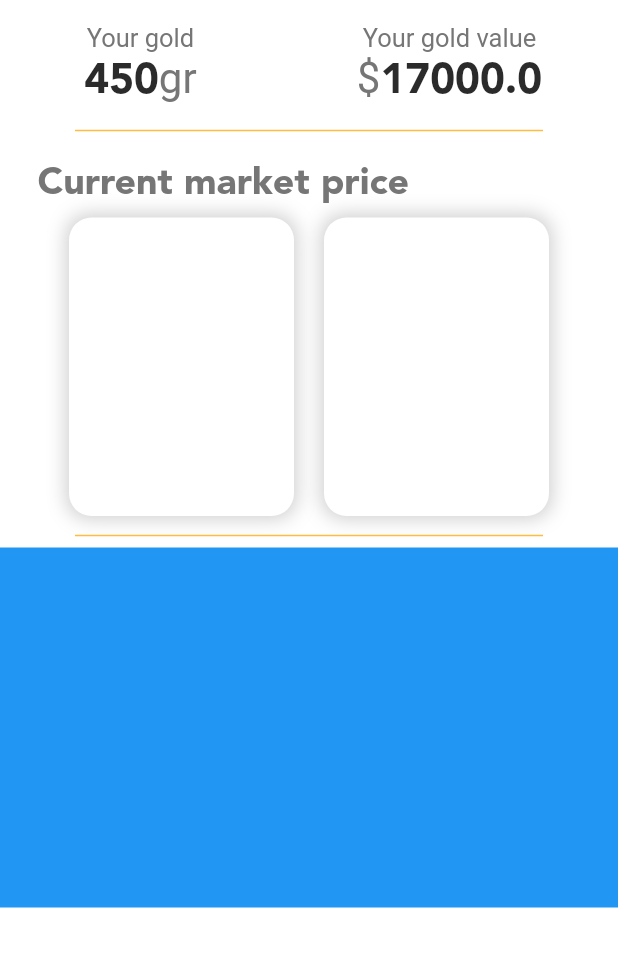
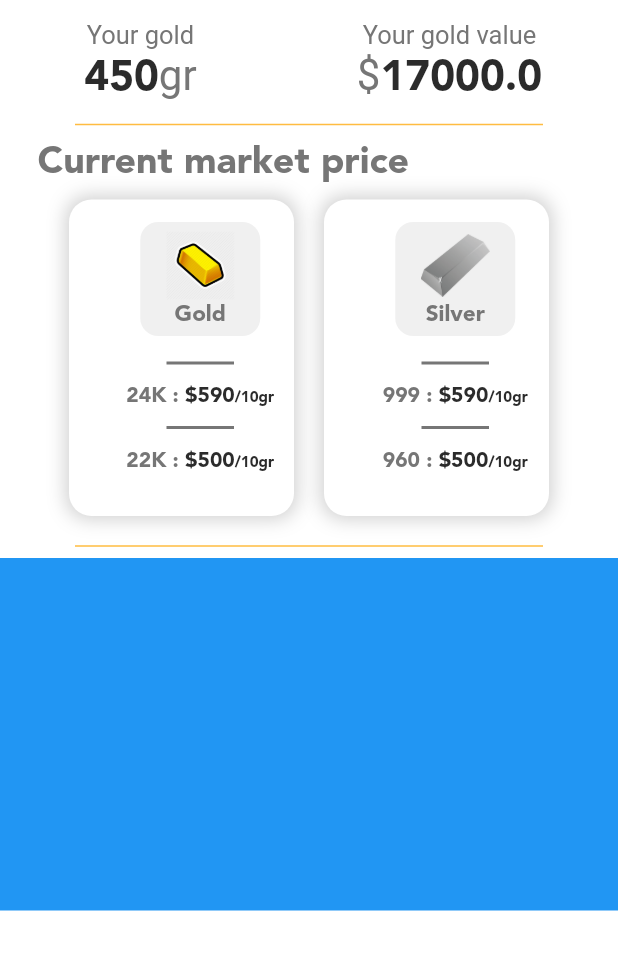
Before and after one commit to tahaaslam1/gold_market_app, a Flutter app: the screen it shows after launch, on a phone screen of 412 x 824 dp, the part 180-1150 px from its top. Run offline on Flutter 3.47's test engine with Material 2 defaults, Android fonts, the phone set to English and light mode, and no system bars; Roboto replaces fonts that are missing (Avenir-Light).

Commit message:
gold price widget completed
it still has a padding issue please take a look

```diff
--- a/production/gold_zoid/lib/constants.dart
+++ b/production/gold_zoid/lib/constants.dart
@@ -3,6 +3,7 @@ import 'package:flutter/material.dart';
 const kPrimaryColor = Color(0xFFFFBC41);
 const kPrimaryTextColor = Color(0xFF767676);
 const kSecondaryTextColor = Color(0xFF2B2B2B);
+const kGoldIconContainerColor = Color(0xFFF0F0F0);
 const kDrawerHeight = 120.0;
 
 const kSideTextStyle = TextStyle(
@@ -15,3 +16,17 @@ const kGoldValueTextTextStyle = TextStyle(
   color: kPrimaryTextColor,
   fontFamily: 'Avenir-Light',
 );
+
+const kBlackDivider = Divider(
+  color: kPrimaryTextColor,
+  thickness: 2.0,
+  indent: 40.0,
+  endIndent: 40.0,
+);
+
+const kYellowDivider = Divider(
+  color: kPrimaryColor,
+  thickness: 1.0,
+  indent: 50.0,
+  endIndent: 50.0,
+);
--- a/production/gold_zoid/lib/screens/home_page.dart
+++ b/production/gold_zoid/lib/screens/home_page.dart
@@ -2,6 +2,7 @@ import 'package:flutter/material.dart';
 import 'package:gold_zoid/constants.dart';
 import 'package:gold_zoid/titles/home_page_title.dart';
 import 'package:gold_zoid/widgets/gold_value_widget.dart';
+import 'package:gold_zoid/widgets/current_metal_prices.dart';
 
 // ignore: camel_case_types
 class Home_Page extends StatelessWidget {
@@ -15,11 +16,13 @@ class Home_Page extends StatelessWidget {
             side_text: 'explore your market',
           ),
           SizedBox(
-              height: 5.0), // dhek lou abhi agar bachti he jagah tu bhara dena
+            height: 5.0,          // dhek lou abhi agar bachti he jagah tu bhara dena
+          ),
           GoldValueWidget(
             gold_in_grams: 450.toString(),
             gold_value: 17000.00.toString(),
           ),
+          kYellowDivider,
           Container(
             height: 260.0,
             child: Column(
@@ -33,59 +36,44 @@ class Home_Page extends StatelessWidget {
                     style: TextStyle(color: kPrimaryTextColor, fontSize: 25),
                   ),
                 ),
-                SizedBox(height: 10.0 ,),
+                SizedBox(
+                  height: 10.0,
+                ),
                 Expanded(
                   child: Row(
                     mainAxisAlignment: MainAxisAlignment.center,
                     children: [
-                      Container(
-                        height: 211.0,
-                        width: 150.0,
-                        padding: EdgeInsets.only(left: 25.0),
-                        decoration: BoxDecoration(
-                          boxShadow: [
-                            BoxShadow(
-                              spreadRadius: 2.0,
-                              color: Colors.grey.withOpacity(0.5),
-                              blurRadius: 10,
-                            ),
-                          ],
-                          color: Colors.white,
-                          borderRadius: BorderRadius.all(Radius.circular(15.0)),
-                        ),
+                      CurrentMetalPriceWidget(
+                        metal_image: 'assets/images/gold_icon.png',
+                        metal_name: 'Gold',
+                        high_quality_metal_grade: '24K',
+                        high_quality_metal_price: '590',
+                        avg_quality_metal_grade: '22K',
+                        avg_quality_metal_price: '500',
                       ),
                       SizedBox(
                         width: 20.0,
                       ),
-                      Container(
-                          height: 211.0,
-                          width: 150.0,
-                          decoration: BoxDecoration(
-                            color: Colors.white,
-                            boxShadow: [
-                            BoxShadow(
-                              spreadRadius: 2.0,
-                              color: Colors.grey.withOpacity(0.5),
-                              blurRadius: 10,
-                            ),
-                          ],
-                            borderRadius:
-                                BorderRadius.all(Radius.circular(15.0)),
-                          )),
+                      CurrentMetalPriceWidget(
+                        metal_image: 'assets/images/silver_icon.png',
+                        metal_name: 'Silver',
+                        high_quality_metal_grade: '999',
+                        high_quality_metal_price: '590',
+                        avg_quality_metal_grade: '960',
+                        avg_quality_metal_price: '500',
+                      ),
                     ],
                   ),
                 ),
-                SizedBox(height: 5.0,),
-                Divider(
-                  color: kPrimaryColor,
-                  thickness: 1.0,
-                  indent: 50.0,
-                  endIndent: 50.0,
+                SizedBox(
+                  height: 5.0,
                 ),
               ],
             ),
           ),
-          Container(color: Colors.blue, height: 240.0),
+          SizedBox(height: 5.0,),
+          kYellowDivider,
+          Container(color: Colors.blue, height: 235.0),
         ],
       ),
     ));
--- /dev/null
+++ b/production/gold_zoid/lib/widgets/current_metal_prices.dart
@@ -0,0 +1,145 @@
+import 'package:flutter/material.dart';
+import 'package:gold_zoid/constants.dart';
+
+class CurrentMetalPriceWidget extends StatelessWidget {
+  final String metal_image;
+  final String metal_name;
+  final String high_quality_metal_grade;
+  final String avg_quality_metal_grade;
+  final String high_quality_metal_price;
+  final String avg_quality_metal_price;
+
+  CurrentMetalPriceWidget({
+    @required this.metal_image,
+    @required this.metal_name,
+    @required this.high_quality_metal_grade,
+    @required this.avg_quality_metal_grade,
+    @required this.high_quality_metal_price,
+    @required this.avg_quality_metal_price,
+  });
+
+  @override
+  Widget build(BuildContext context) {
+    return Container(
+      child: Column(
+        crossAxisAlignment: CrossAxisAlignment.center,
+        children: [
+          Padding(
+            padding: const EdgeInsets.only(top: 15.0),
+            child: Container(
+              child: Column(
+                mainAxisAlignment: MainAxisAlignment.center,
+                children: [
+                  Image.asset(
+                    metal_image,
+                    height: 46.0,
+                    width: 46.0,
+                  ),
+                  Text(
+                    metal_name,
+                    style: TextStyle(
+                      color: kPrimaryTextColor,
+                      fontSize: 15.0,
+                    ),
+                  )
+                ],
+              ),
+              height: 76,
+              width: 80,
+              decoration: BoxDecoration(
+                color: kGoldIconContainerColor,
+                borderRadius: BorderRadius.all(
+                  Radius.circular(12.0),
+                ),
+              ),
+            ),
+          ),
+          SizedBox(
+            height: 10.0,
+          ),
+          kBlackDivider,
+          SizedBox(
+            height: 5.0,
+          ),
+          RichText(
+            text: TextSpan(
+              text: '$high_quality_metal_grade : ',
+              style: TextStyle(
+                color: kPrimaryTextColor,
+                fontSize: 14.0,
+                fontFamily: 'Avenir',
+              ),
+              children: <TextSpan>[
+                TextSpan(
+                  text: '\$$high_quality_metal_price',
+                  style: TextStyle(
+                    color: kSecondaryTextColor,
+                    fontSize: 14.0,
+                    fontFamily: 'Avenir',
+                  ),
+                ),
+                TextSpan(
+                  text: '/10gr',
+                  style: TextStyle(
+                    color: kSecondaryTextColor,
+                    fontSize: 10.0,
+                    fontFamily: 'Avenir',
+                  ),
+                ),
+              ],
+            ),
+          ),
+          SizedBox(
+            height: 5.0,
+          ),
+          kBlackDivider,
+          SizedBox(
+            height: 5.0,
+          ),
+          RichText(
+            text: TextSpan(
+              text: '$avg_quality_metal_grade : ',
+              style: TextStyle(
+                color: kPrimaryTextColor,
+                fontSize: 14.0,
+                fontFamily: 'Avenir',
+              ),
+              children: <TextSpan>[
+                TextSpan(
+                  text: '\$$avg_quality_metal_price',
+                  style: TextStyle(
+                    color: kSecondaryTextColor,
+                    fontSize: 14.0,
+                    fontFamily: 'Avenir',
+                  ),
+                ),
+                TextSpan(
+                  text: '/10gr',
+                  style: TextStyle(
+                    color: kSecondaryTextColor,
+                    fontSize: 10.0,
+                    fontFamily: 'Avenir',
+                  ),
+                ),
+              ],
+            ),
+          ),
+        ],
+      ),
+      height: 211.0,
+      width: 150.0,
+      padding: EdgeInsets.only(left: 25.0),
+      decoration: BoxDecoration(
+        boxShadow: [
+          BoxShadow(
+            spreadRadius: 2.0,
+            color: Colors.grey.withOpacity(0.5),
+            blurRadius: 10,
+          ),
+        ],
+        color: Colors.white,
+        borderRadius: BorderRadius.all(Radius.circular(15.0)),
+      ),
+    );
+  }
+}
--- a/production/gold_zoid/lib/widgets/gold_value_widget.dart
+++ b/production/gold_zoid/lib/widgets/gold_value_widget.dart
@@ -14,7 +14,7 @@ class GoldValueWidget extends StatelessWidget {
   @override
   Widget build(BuildContext context) {
     return Container(
-      height: 100.0,
+      height: 70.0,
       child: Column(
         mainAxisAlignment: MainAxisAlignment.spaceEvenly,
         children: [
@@ -87,12 +87,6 @@ class GoldValueWidget extends StatelessWidget {
               ),
             ],
           ),
-          Divider(
-            color: kPrimaryColor,
-            thickness: 1.0,
-            indent: 50.0,
-            endIndent: 50.0,
-          ),
         ],
       ),
     );
--- a/production/gold_zoid/pubspec.yaml
+++ b/production/gold_zoid/pubspec.yaml
@@ -45,7 +45,8 @@ flutter:
     - family: Avenir1
       fonts:
         - asset: assets/fonts/Avenir-Light.otf
-
+  assets:
+    - assets/images/
 
 
   # The following line ensures that the Material Icons font is
```
